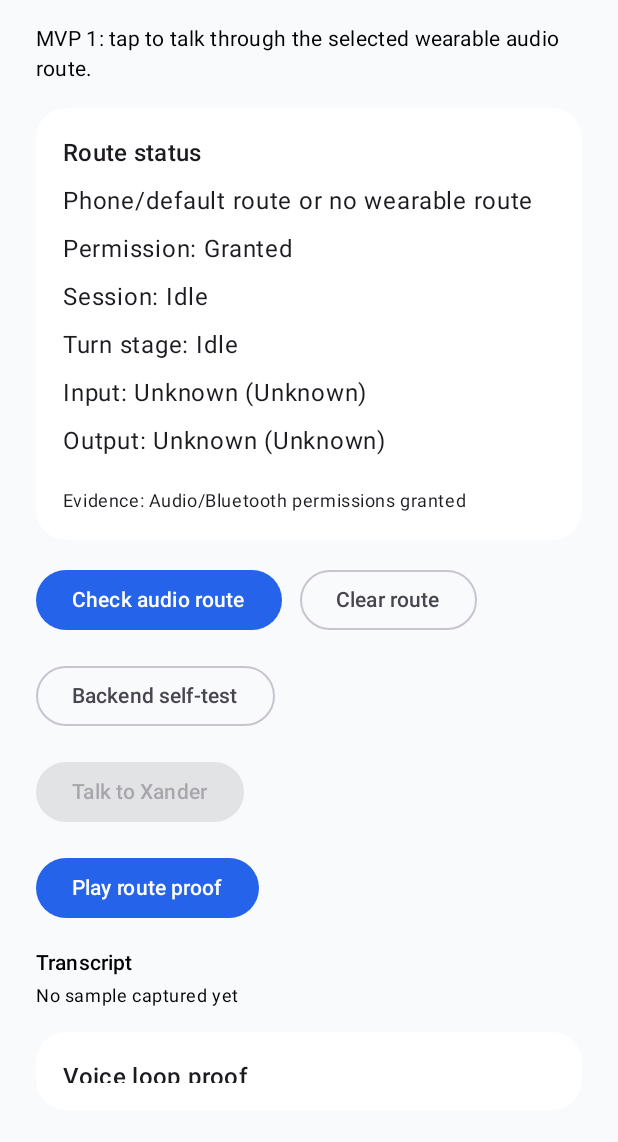
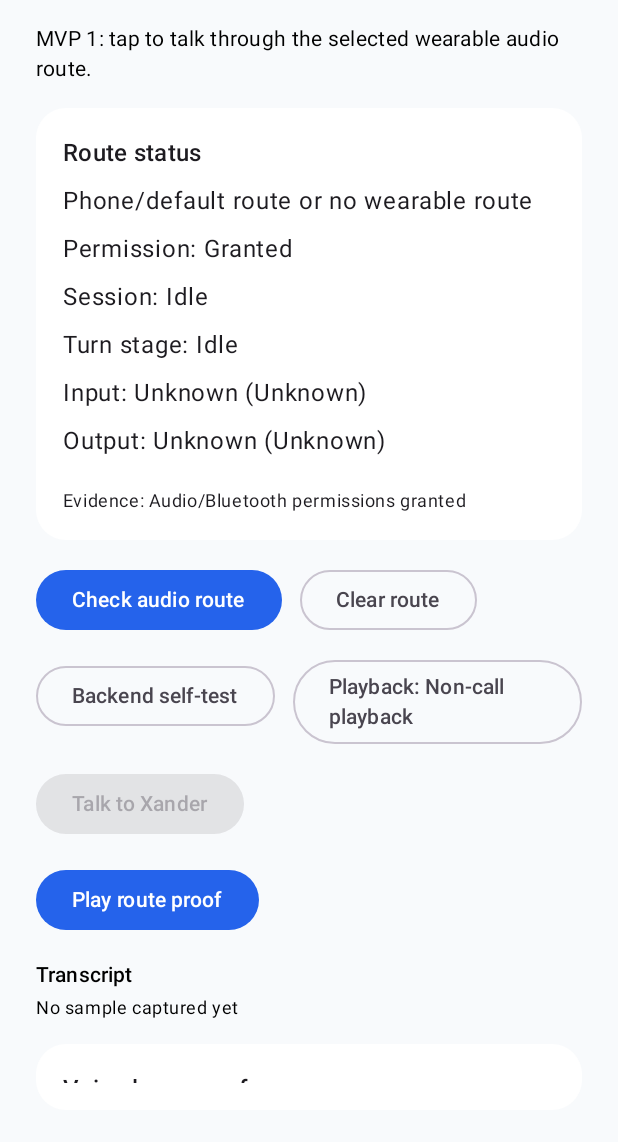
Before and after one commit to berryhill/otoxan-mobile, an Android app built with Jetpack Compose: the screen it shows after launch (MainActivity), on a phone screen of 412 x 824 dp, the part 90-1232 px from its top. Run offline under Robolectric (Android 15) with nearby library versions, the light colour scheme and no system bars.

Commit message:
feat: add silent playback diagnostic mode

```diff
--- a/app/src/main/java/com/otoxan/mobile/MainActivity.kt
+++ b/app/src/main/java/com/otoxan/mobile/MainActivity.kt
@@ -38,7 +38,8 @@ class MainActivity : ComponentActivity() {
                 onRecordFiveSeconds = viewModel::recordFiveSecondProof,
                 onPlayTest = viewModel::playRouteProof,
                 onClearRoute = viewModel::clearRoute,
-                onBackendSelfTest = viewModel::runBackendSelfTest
+                onBackendSelfTest = viewModel::runBackendSelfTest,
+                onTogglePlaybackMode = viewModel::togglePlaybackMode
             )
         }
     }
--- a/app/src/main/java/com/otoxan/mobile/ui/OtoxanApp.kt
+++ b/app/src/main/java/com/otoxan/mobile/ui/OtoxanApp.kt
@@ -12,7 +12,8 @@ fun OtoxanApp(
     onRecordFiveSeconds: () -> Unit,
     onPlayTest: () -> Unit,
     onClearRoute: () -> Unit,
-    onBackendSelfTest: () -> Unit
+    onBackendSelfTest: () -> Unit,
+    onTogglePlaybackMode: () -> Unit
 ) {
     MaterialTheme(
         colorScheme = lightColorScheme(
@@ -28,7 +29,8 @@ fun OtoxanApp(
             onRecordFiveSeconds = onRecordFiveSeconds,
             onPlayTest = onPlayTest,
             onClearRoute = onClearRoute,
-            onBackendSelfTest = onBackendSelfTest
+            onBackendSelfTest = onBackendSelfTest,
+            onTogglePlaybackMode = onTogglePlaybackMode
         )
     }
 }
--- a/app/src/main/java/com/otoxan/mobile/ui/OtoxanScreen.kt
+++ b/app/src/main/java/com/otoxan/mobile/ui/OtoxanScreen.kt
@@ -28,7 +28,8 @@ fun OtoxanScreen(
     onRecordFiveSeconds: () -> Unit,
     onPlayTest: () -> Unit,
     onClearRoute: () -> Unit,
-    onBackendSelfTest: () -> Unit
+    onBackendSelfTest: () -> Unit,
+    onTogglePlaybackMode: () -> Unit
 ) {
     Column(
         modifier = Modifier
@@ -58,8 +59,13 @@ fun OtoxanScreen(
             }
         }
 
-        OutlinedButton(onClick = onBackendSelfTest) {
-            Text("Backend self-test")
+        Row(horizontalArrangement = Arrangement.spacedBy(12.dp)) {
+            OutlinedButton(onClick = onBackendSelfTest) {
+                Text("Backend self-test")
+            }
+            OutlinedButton(onClick = onTogglePlaybackMode) {
+                Text("Playback: ${state.playbackMode.label}")
+            }
         }
 
         Button(
@@ -140,8 +146,9 @@ private fun OperatorDebugCard(state: OtoxanUiState) {
             Text("Endpoint: ${state.voiceEndpoint}")
             Text("Backend self-test: ${state.backendSelfTestStatus}")
             Text("Route release policy: ${state.routeReleasePolicy}")
+            Text("Playback mode: ${state.playbackMode.label}")
             Text("Playback policy: ${state.playbackPolicy}")
-            Text("Physical acceptance: after Talk, Meta should leave call state after playback/release.")
+            Text("Physical acceptance: if normal mode wedges Meta, switch to Silent after capture and retest.")
         }
     }
 }
--- a/app/src/main/java/com/otoxan/mobile/ui/OtoxanUiState.kt
+++ b/app/src/main/java/com/otoxan/mobile/ui/OtoxanUiState.kt
@@ -30,7 +30,8 @@ data class OtoxanUiState(
     val captureUsable: Boolean? = null,
     val backendSelfTestStatus: String = "Not run",
     val routeReleasePolicy: String = "Release communication route before playback; clear communication device twice; reset SCO and MODE_NORMAL",
-    val playbackPolicy: String = "Playback uses non-call speech audio attributes with transient audio focus",
+    val playbackMode: PlaybackMode = PlaybackMode.NonCallPlayback,
+    val playbackPolicy: String = PlaybackMode.NonCallPlayback.description,
     val turnStage: String = "Idle",
     val lastError: String? = null
 )
@@ -49,3 +50,20 @@ enum class VoiceSessionState {
     PlayingTest,
     Error
 }
+
+
+enum class PlaybackMode(val label: String, val description: String) {
+    NonCallPlayback(
+        label = "Non-call playback",
+        description = "Playback uses non-call speech audio attributes with transient audio focus"
+    ),
+    SilentAfterCapture(
+        label = "Silent after capture",
+        description = "Capture and backend run, then playback is skipped to isolate whether capture alone wedges Meta"
+    );
+
+    fun next(): PlaybackMode = when (this) {
+        NonCallPlayback -> SilentAfterCapture
+        SilentAfterCapture -> NonCallPlayback
+    }
+}
```
Also changed, not shown: app/src/main/java/com/otoxan/mobile/ui/OtoxanViewModel.kt (+27 -3 lines).
